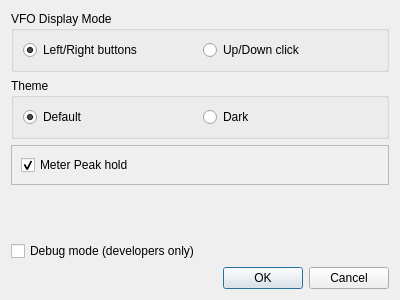
Before: the Qt Designer form dialogsetup.ui in PianetaRadio/CatRadio, drawn with Qt 5.
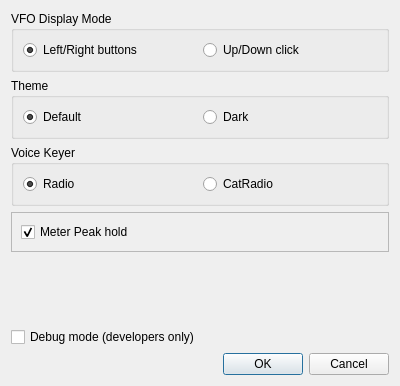
After: the same form once the commit is applied.

Commit message: Voice memory keyer

Diff of the .ui file:
```diff
--- a/dialogsetup.ui
+++ b/dialogsetup.ui
@@ -7,13 +7,78 @@
     <x>0</x>
     <y>0</y>
     <width>400</width>
-    <height>300</height>
+    <height>386</height>
    </rect>
   </property>
   <property name="windowTitle">
    <string>Setup</string>
   </property>
   <layout class="QGridLayout" name="gridLayout">
+   <item row="5" column="0">
+    <widget class="QCheckBox" name="checkBox_debug">
+     <property name="text">
+      <string>Debug mode (developers only)</string>
+     </property>
+    </widget>
+   </item>
+   <item row="6" column="0">
+    <widget class="QDialogButtonBox" name="buttonBox">
+     <property name="orientation">
+      <enum>Qt::Horizontal</enum>
+     </property>
+     <property name="standardButtons">
+      <set>QDialogButtonBox::Cancel|QDialogButtonBox::Ok</set>
+     </property>
+    </widget>
+   </item>
+   <item row="0" column="0">
+    <widget class="QGroupBox" name="groupBox_vfoDisplayMode">
+     <property name="title">
+      <string>VFO Display Mode</string>
+     </property>
+     <layout class="QHBoxLayout" name="horizontalLayout">
+      <item>
+       <widget class="QRadioButton" name="radioButton_vfoDispMode_LR">
+        <property name="text">
+         <string>Left/Right buttons</string>
+        </property>
+        <property name="checked">
+         <bool>true</bool>
+        </property>
+       </widget>
+      </item>
+      <item>
+       <widget class="QRadioButton" name="radioButton_vfoDispMode_UD">
+        <property name="text">
+         <string>Up/Down click</string>
+        </property>
+       </widget>
+      </item>
+     </layout>
+    </widget>
+   </item>
+   <item row="3" column="0">
+    <widget class="QFrame" name="frame">
+     <property name="frameShape">
+      <enum>QFrame::StyledPanel</enum>
+     </property>
+     <property name="frameShadow">
+      <enum>QFrame::Raised</enum>
+     </property>
+     <layout class="QHBoxLayout" name="horizontalLayout_3">
+      <item>
+       <widget class="QCheckBox" name="checkBox_peakHold">
+        <property name="text">
+         <string>Meter Peak hold</string>
+        </property>
+        <property name="checked">
+         <bool>true</bool>
+        </property>
+       </widget>
+      </item>
+     </layout>
+    </widget>
+   </item>
    <item row="1" column="0">
     <widget class="QGroupBox" name="groupBox_theme">
      <property name="title">
@@ -40,7 +105,7 @@
      </layout>
     </widget>
    </item>
-   <item row="3" column="0">
+   <item row="4" column="0">
     <spacer name="verticalSpacer">
      <property name="orientation">
       <enum>Qt::Vertical</enum>
@@ -54,37 +119,15 @@
     </spacer>
    </item>
    <item row="2" column="0">
-    <widget class="QFrame" name="frame">
-     <property name="frameShape">
-      <enum>QFrame::StyledPanel</enum>
-     </property>
-     <property name="frameShadow">
-      <enum>QFrame::Raised</enum>
-     </property>
-     <layout class="QHBoxLayout" name="horizontalLayout_3">
-      <item>
-       <widget class="QCheckBox" name="checkBox_peakHold">
-        <property name="text">
-         <string>Meter Peak hold</string>
-        </property>
-        <property name="checked">
-         <bool>true</bool>
-        </property>
-       </widget>
-      </item>
-     </layout>
-    </widget>
-   </item>
-   <item row="0" column="0">
-    <widget class="QGroupBox" name="groupBox_vfoDisplayMode">
+    <widget class="QGroupBox" name="groupBox_voiceKeyerMode">
      <property name="title">
-      <string>VFO Display Mode</string>
+      <string>Voice Keyer</string>
      </property>
-     <layout class="QHBoxLayout" name="horizontalLayout">
+     <layout class="QHBoxLayout" name="horizontalLayout_4">
       <item>
-       <widget class="QRadioButton" name="radioButton_vfoDispMode_LR">
+       <widget class="QRadioButton" name="radioButton_voiceKeyerMode_Radio">
         <property name="text">
-         <string>Left/Right buttons</string>
+         <string>Radio</string>
         </property>
         <property name="checked">
          <bool>true</bool>
@@ -92,32 +135,15 @@
        </widget>
       </item>
       <item>
-       <widget class="QRadioButton" name="radioButton_vfoDispMode_UD">
+       <widget class="QRadioButton" name="radioButton_voiceKeyerMode_CatRadio">
         <property name="text">
-         <string>Up/Down click</string>
+         <string>CatRadio</string>
         </property>
        </widget>
       </item>
      </layout>
     </widget>
    </item>
-   <item row="5" column="0">
-    <widget class="QDialogButtonBox" name="buttonBox">
-     <property name="orientation">
-      <enum>Qt::Horizontal</enum>
-     </property>
-     <property name="standardButtons">
-      <set>QDialogButtonBox::Cancel|QDialogButtonBox::Ok</set>
-     </property>
-    </widget>
-   </item>
-   <item row="4" column="0">
-    <widget class="QCheckBox" name="checkBox_debug">
-     <property name="text">
-      <string>Debug mode (developers only)</string>
-     </property>
-    </widget>
-   </item>
   </layout>
  </widget>
  <resources/>
```
The commit also changes 10 other files.
